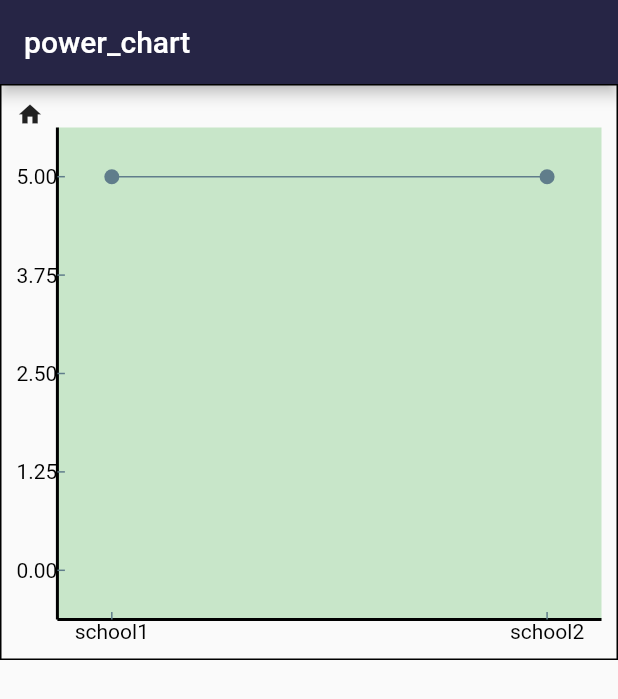
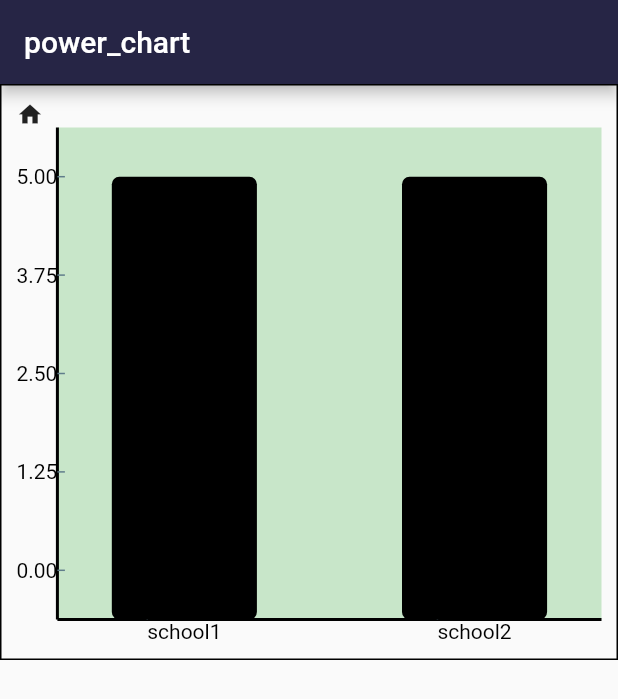
Before and after one commit to Balabalavatasky/power_chart, a Flutter app: the screen it shows after launch, on a phone screen of 412 x 824 dp. Shown: the top 699 px of the screen. Run offline on Flutter 3.47's test engine with Material 2 defaults, Android fonts, the phone set to English and light mode, and no system bars.

Commit message:
update the render of bar chart.

```diff
--- a/lib/src/chart/Chart.dart
+++ b/lib/src/chart/Chart.dart
@@ -1,8 +1,10 @@
 import 'package:flutter/material.dart';
+import 'package:power_chart/power_chart.dart';
 import 'package:power_chart/src/chart/ChartState.dart';
 import 'package:power_chart/src/chart/painter/layoutPainter.dart';
 import 'package:power_chart/src/configuration/graph.dart';
 import 'package:power_chart/src/configuration/indicator.dart';
+import 'package:power_chart/src/model/AxisScale.dart';
 
 class Chart extends StatefulWidget {
   final List<Graph> graph;
@@ -119,8 +121,8 @@ class _PowerChartState extends State<Chart> {
     return tpList;
   }
 
-  List<TextPainter> getHorizontalAxisScaleText(Size size) {
-    List<TextPainter> tpList = List<TextPainter>();
+  List<AxisScale> getHorizontalAxisScaleText(Size size) {
+    List<AxisScale> tpList = List<AxisScale>();
 
     TextStyle scaleStyle =
         chartProvider.state.chartBorder.horizontalAxis.scaleStyle;
@@ -137,7 +139,16 @@ class _PowerChartState extends State<Chart> {
                 textAlign: TextAlign.center,
                 textDirection: TextDirection.ltr)
               ..layout();
-            tpList.add(tp);
+
+            double x = (size.width - paddingLeft) *
+                    0.8 /
+                    (graphList[i].data.pointList.length * 2 - 1) *
+                    (2 * j + 0.5) +
+                paddingLeft +
+                (size.width - paddingLeft) * 0.1 -
+                tp.width / 2;
+            tpList.add(AxisScale(tp, x));
+
             if (paddingBottom < tp.height) {
               paddingBottom = tp.height;
             }
@@ -158,7 +169,14 @@ class _PowerChartState extends State<Chart> {
                 textAlign: TextAlign.center,
                 textDirection: TextDirection.ltr)
               ..layout();
-            tpList.add(tp);
+
+            double x = (size.width - paddingLeft) /
+                    (graphList[i].data.pointList.length * 2 - 1) *
+                    (2 * i + 0.5) +
+                paddingLeft -
+                tp.width / 2;
+
+            tpList.add(AxisScale(tp, x));
             if (paddingBottom < tp.height) {
               paddingBottom = tp.height;
             }
@@ -177,14 +195,13 @@ class _PowerChartState extends State<Chart> {
         0.1 * (height - paddingBottom);
   }
 
-  double _getDomainPixelPosition(
-      double domainValue, double domainDistance, double width) {
-    return (domainValue - _minDomain) /
-            domainDistance *
-            (width - paddingLeft) *
-            0.8 +
+  double _getDomainPixelPosition(double domainValue, int length, double width) {
+    return (width - paddingLeft) *
+            0.8 /
+            (length * 2 - 1) *
+            (2 * domainValue + 0.5) +
         paddingLeft +
-        0.1 * (width - paddingLeft);
+        (width - paddingLeft) * 0.1;
   }
 
   List<Indicator> _getIndicators() {
@@ -256,9 +273,10 @@ class _PowerChartState extends State<Chart> {
           for (var i = 0; i < graph.data.pointList.length; i++) {
             graph.data.pointList[i].pixelX = _getDomainPixelPosition(
               graph.data.pointList[i].x,
-              domainDistance,
+              graph.data.pointList.length,
               constraints.biggest.width,
             );
+
             graph.data.pointList[i].pixelY = _getRangePixelPosition(
                 graph.data.pointList[i].y,
                 rangeDistance,
--- a/lib/src/chart/painter/layoutPainter.dart
+++ b/lib/src/chart/painter/layoutPainter.dart
@@ -4,6 +4,7 @@ import 'package:power_chart/src/chart/painter/baseLayoutPainter.dart';
 import 'package:power_chart/src/configuration/enum.dart';
 import 'package:power_chart/src/configuration/indicator.dart';
 import 'package:power_chart/src/configuration/spot.dart';
+import 'package:power_chart/src/model/AxisScale.dart';
 import 'package:power_chart/src/theme/defaultTheme.dart';
 
 class LayoutPainter extends BaseLayoutPainter {
@@ -22,7 +23,7 @@ class LayoutPainter extends BaseLayoutPainter {
   final double minRange;
 
   final List<TextPainter> verticalTpList;
-  final List<TextPainter> horizontalTpList;
+  final List<AxisScale> horizontalTpList;
 
   final double zeroRangeValue;
   final bool showIndicators;
--- /dev/null
+++ b/lib/src/model/AxisScale.dart
@@ -0,0 +1,8 @@
+import 'package:flutter/material.dart';
+
+class AxisScale {
+  final TextPainter scaleTextPainter;
+  final double axisPixel;
+
+  AxisScale(this.scaleTextPainter, this.axisPixel);
+}
--- a/sample/lib/sampleData.dart
+++ b/sample/lib/sampleData.dart
@@ -94,15 +94,15 @@ List<School> get schoolInfo => []
               ..add(Class("class2"))
               ..add(Class("class3"))))));
 
-List<Graph> get sampleLineGraph => []..add(Graph.spline(
+List<Graph> get sampleLineGraph => []..add(Graph.bar(
     PowerChartSeries<School, String, int>.local(
       schoolInfo,
       (s) => s.schoolName,
       (s) => s.gradeList.length,
     ),
     name: "school",
-    spot: Spot(showSpots: true, marker: SPOT_SYMBOL.circle),
-    area: Area(showArea: false, color: Colors.redAccent, opacity: 1)
+    //spot: Spot(showSpots: true, marker: SPOT_SYMBOL.circle),
+    //area: Area(showArea: false, color: Colors.redAccent, opacity: 1)
   ).drilldown(Graph.spline(
     PowerChartSeries<Grade, String, int>.from(
       (s) {
```
Also changed, not shown: lib/src/chart/painter/baseLayoutPainter.dart (+13 -21 lines).
